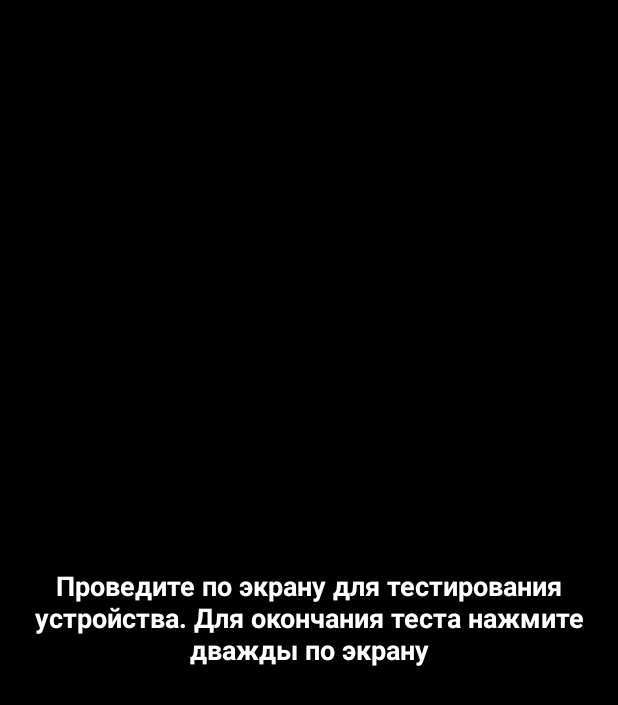
After one commit to teemiik/Express_test, an Android app: the TouchScreenTest screen opened directly, with no data from a screen before it, on a phone screen of 412 x 824 dp. The commit adds this screen. Shown: the top 705 px of the screen. Run offline under Robolectric (Android 15) with nearby library versions, the phone set to English and light mode, and no system bars.

Commit message:
Перезалив Touch Screen Test

```diff
--- a/app/src/main/java/com/example/tanat/express_test/DialogScreen.java
+++ b/app/src/main/java/com/example/tanat/express_test/DialogScreen.java
@@ -17,7 +17,7 @@ public class DialogScreen extends DialogFragment {
         AlertDialog.Builder adb = new AlertDialog.Builder(getActivity())
                 .setPositiveButton(R.string.b_yes, new DialogInterface.OnClickListener() {
                     public void onClick(DialogInterface dialog, int id) {
-                       // ((TouchScreenTest) getActivity()).okClicked();
+                       // ((TouchScreenTest) getActivity()).okClicked();g
 
                     }
                 })
--- /dev/null
+++ b/app/src/main/java/com/example/tanat/express_test/TouchScreenTest.java
@@ -0,0 +1,194 @@
+package com.example.tanat.express_test;
+
+import android.annotation.SuppressLint;
+import android.content.Context;
+import android.content.pm.ActivityInfo;
+import android.graphics.Canvas;
+import android.graphics.Color;
+import android.graphics.Paint;
+import android.graphics.Path;
+import android.net.Uri;
+import android.support.v4.app.DialogFragment;
+import android.support.v7.app.ActionBar;
+import android.support.v7.app.AppCompatActivity;
+import android.os.Bundle;
+import android.os.Handler;
+import android.util.AttributeSet;
+import android.view.MotionEvent;
+import android.view.View;
+
+
+import static com.example.tanat.express_test.R.layout.activity_touch_screen_test;
+
+/**
+ * An example full-screen activity that shows and hides the system UI (i.e.
+ * status bar and navigation/system bar) with user interaction.
+ */
+public class TouchScreenTest extends AppCompatActivity {
+
+    /**
+     * Some older devices needs a small delay between UI widget updates
+     * and a change of the status and navigation bar.
+     */
+    private static final int UI_ANIMATION_DELAY = 300;
+    private final Handler mHideHandler = new Handler();
+    private View mContentView;
+    private final String DIALOG = "dialog";
+    DialogFragment dialogScreen;
+
+
+    private final Runnable mHidePart2Runnable = new Runnable() {
+        @SuppressLint("InlinedApi")
+        @Override
+        public void run() {
+            // Delayed removal of status and navigation bar
+
+            // Note that some of these constants are new as of API 16 (Jelly Bean)
+            // and API 19 (KitKat). It is safe to use them, as they are inlined
+            // at compile-time and do nothing on earlier devices.
+            mContentView.setSystemUiVisibility(View.SYSTEM_UI_FLAG_LOW_PROFILE
+                    | View.SYSTEM_UI_FLAG_FULLSCREEN
+                    | View.SYSTEM_UI_FLAG_LAYOUT_STABLE
+                    | View.SYSTEM_UI_FLAG_IMMERSIVE_STICKY
+                    | View.SYSTEM_UI_FLAG_LAYOUT_HIDE_NAVIGATION
+                    | View.SYSTEM_UI_FLAG_HIDE_NAVIGATION);
+        }
+    };
+    private View mControlsView;
+    private final Runnable mShowPart2Runnable = new Runnable() {
+        @Override
+        public void run() {
+            // Delayed display of UI elements
+            ActionBar actionBar = getSupportActionBar();
+            if (actionBar != null) {
+                actionBar.show();
+            }
+            mControlsView.setVisibility(View.VISIBLE);
+        }
+    };
+
+    private final Runnable mHideRunnable = new Runnable() {
+        @Override
+        public void run() {
+            hide();
+        }
+    };
+
+    @Override
+    protected void onCreate(Bundle savedInstanceState) {
+        super.onCreate(savedInstanceState);
+
+        dialogScreen = new DialogScreen();
+
+        setRequestedOrientation(ActivityInfo.SCREEN_ORIENTATION_PORTRAIT);
+        setContentView(activity_touch_screen_test);
+
+        mControlsView = findViewById(R.id.fullscreen_content_controls);
+        mContentView = findViewById(R.id.fullscreen_content);
+
+        //mContentView.setOnClickListener(this);
+
+        // Upon interacting with UI controls, delay any scheduled hide()
+        // operations to prevent the jarring behavior of controls going away
+        // while interacting with the UI.
+    }
+
+    @Override
+    protected void onPostCreate(Bundle savedInstanceState) {
+        super.onPostCreate(savedInstanceState);
+
+        // Trigger the initial hide() shortly after the activity has been
+        // created, to briefly hint to the user that UI controls
+        // are available.
+        delayedHide(1);
+    }
+
+
+    private void hide() {
+        // Hide UI first
+        ActionBar actionBar = getSupportActionBar();
+        if (actionBar != null) {
+            actionBar.hide();
+        }
+        mControlsView.setVisibility(View.GONE);
+
+        // Schedule a runnable to remove the status and navigation bar after a delay
+        mHideHandler.removeCallbacks(mShowPart2Runnable);
+        mHideHandler.postDelayed(mHidePart2Runnable, UI_ANIMATION_DELAY);
+    }
+
+    /**
+     * Schedules a call to hide() in [delay] milliseconds, canceling any
+     * previously scheduled calls.
+     */
+    private void delayedHide(int delayMillis) {
+        mHideHandler.removeCallbacks(mHideRunnable);
+        mHideHandler.postDelayed(mHideRunnable, delayMillis);
+    }
+
+
+    public void okClicked() {
+        boolean i = true;
+    }
+
+    public void cancelClicked() {
+        boolean i = false;
+    }
+
+
+}
+
+
+
+class TouchView extends View {
+
+    private float x;
+    private float y;
+
+    Paint drawPaint;
+    private Path path = new Path();
+
+
+    public TouchView(Context context) {
+        super(context);
+    }
+
+    public TouchView(Context context, AttributeSet attrs) {
+        super(context, attrs);
+        drawPaint = new Paint(Paint.DITHER_FLAG);
+        drawPaint.setAntiAlias(true);
+        drawPaint.setColor(Color.parseColor("#406cef"));
+        drawPaint.setStyle(Paint.Style.STROKE);
+        drawPaint.setStrokeJoin(Paint.Join.ROUND);
+        drawPaint.setStrokeWidth(7);
+        setWillNotDraw(false);
+    }
+
+    @Override
+    protected void onSizeChanged(int w, int h, int width, int height) {
+        super.onSizeChanged(w, h, width, height);
+    }
+
+    @Override
+    protected void onDraw(Canvas canvas) {
+        super.onDraw(canvas);
+        canvas.drawPath(path, drawPaint);
+    }
+
+    @Override
+    public boolean onTouchEvent(MotionEvent event) {
+        x = event.getX();
+        y = event.getY();
+        switch (event.getAction()) {
+            case MotionEvent.ACTION_DOWN:
+                path.moveTo(x, y);
+                return true;
+            case MotionEvent.ACTION_MOVE:
+                path.lineTo(x, y);
+                break;
+            default:
+                return false;
+        }
+        invalidate();
+        return true;
+    }}
--- /dev/null
+++ b/app/src/main/res/layout/activity_touch_screen_test.xml
@@ -0,0 +1,51 @@
+<FrameLayout xmlns:android="http://schemas.android.com/apk/res/android"
+    xmlns:tools="http://schemas.android.com/tools"
+    android:layout_width="match_parent"
+    android:layout_height="match_parent"
+    android:background="#0099cc"
+    tools:context="com.example.tanat.express_test.ScreenTestActivity">
+
+    <!-- The primary full-screen view. This can be replaced with whatever view
+         is needed to present your content, e.g. VideoView, SurfaceView,
+         TextureView, etc. -->
+    <TextView
+        android:id="@+id/fullscreen_content"
+        android:layout_width="match_parent"
+        android:layout_height="match_parent"
+        android:gravity="center"
+        android:keepScreenOn="true"
+        android:text="@string/tt_instructions"
+        android:textColor="@android:color/background_light"
+        android:textSize="18sp"
+        android:textStyle="bold"
+        android:background="@color/black" />
+
+    <view
+        android:layout_width="wrap_content"
+        android:layout_height="match_parent"
+        class="com.example.tanat.express_test.TouchView"
+        android:id="@+id/view" />
+
+    <!-- This FrameLayout insets its children based on system windows using
+         android:fitsSystemWindows. -->
+
+    <FrameLayout
+        android:layout_width="match_parent"
+        android:layout_height="match_parent"
+        android:fitsSystemWindows="true">
+
+        <LinearLayout
+            android:id="@+id/fullscreen_content_controls"
+            style="?metaButtonBarStyle"
+            android:layout_width="match_parent"
+            android:layout_height="wrap_content"
+            android:layout_gravity="bottom|center_horizontal"
+            android:background="@color/black_overlay"
+            android:orientation="horizontal"
+            tools:ignore="UselessParent">
+
+        </LinearLayout>
+
+    </FrameLayout>
+
+</FrameLayout>
```
